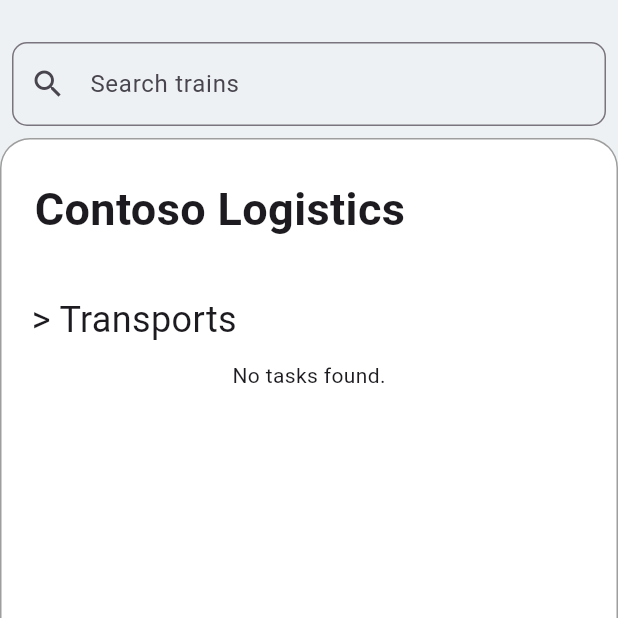
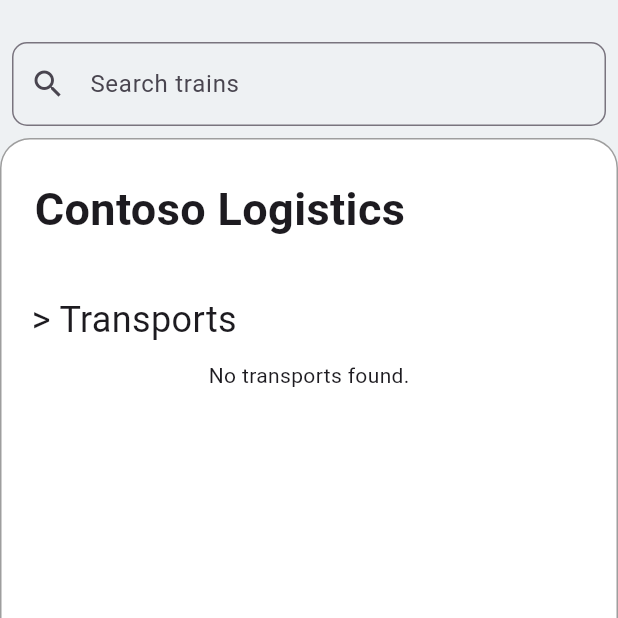
Before and after one commit to pcantaluppi/mad, a Flutter app: the _HomePageStateful screen opened directly, on a phone screen of 412 x 824 dp, the top half of it. Run offline on Flutter 3.47's test engine with Material 3 defaults, Android fonts, the phone set to English and light mode, and no system bars; our stand-ins replace cloud_firestore, email_validator, firebase_auth, firebase_core, flutter_dotenv; accounts and stored records are empty.

Commit message:
Refactory firebase table

```diff
--- a/lib/components/home.dart
+++ b/lib/components/home.dart
@@ -44,18 +44,20 @@
 
 class __HomePageStatefulState extends State<_HomePageStateful> {
   final TextEditingController _searchController = TextEditingController();
-  late Stream<QuerySnapshot> _tasksStream;
+  late Stream<QuerySnapshot> _transportsStream;
 
   @override
   void initState() {
     super.initState();
-    _tasksStream = FirebaseFirestore.instance.collection('tasks').snapshots();
-    _searchController.addListener(_filterTasks);
+    _transportsStream =
+        FirebaseFirestore.instance.collection('transports').snapshots();
+    _searchController.addListener(_filterTransports);
   }
 
-  void _filterTasks() {
+  void _filterTransports() {
     setState(() {
-      _tasksStream = FirebaseFirestore.instance.collection('tasks').snapshots();
+      _transportsStream =
+          FirebaseFirestore.instance.collection('transports').snapshots();
     });
   }
 
@@ -134,7 +136,7 @@
 
   Widget _buildTaskList(BuildContext context) {
     return StreamBuilder<QuerySnapshot>(
-      stream: _tasksStream,
+      stream: _transportsStream,
       builder: (context, snapshot) {
         if (snapshot.hasError) {
           return const Text('Something went wrong');
@@ -154,7 +156,7 @@
         }).toList();
 
         if (filteredDocs.isEmpty) {
-          return const Center(child: Text("No tasks found."));
+          return const Center(child: Text("No transports found."));
         }
 
         return ListView.separated(
```
